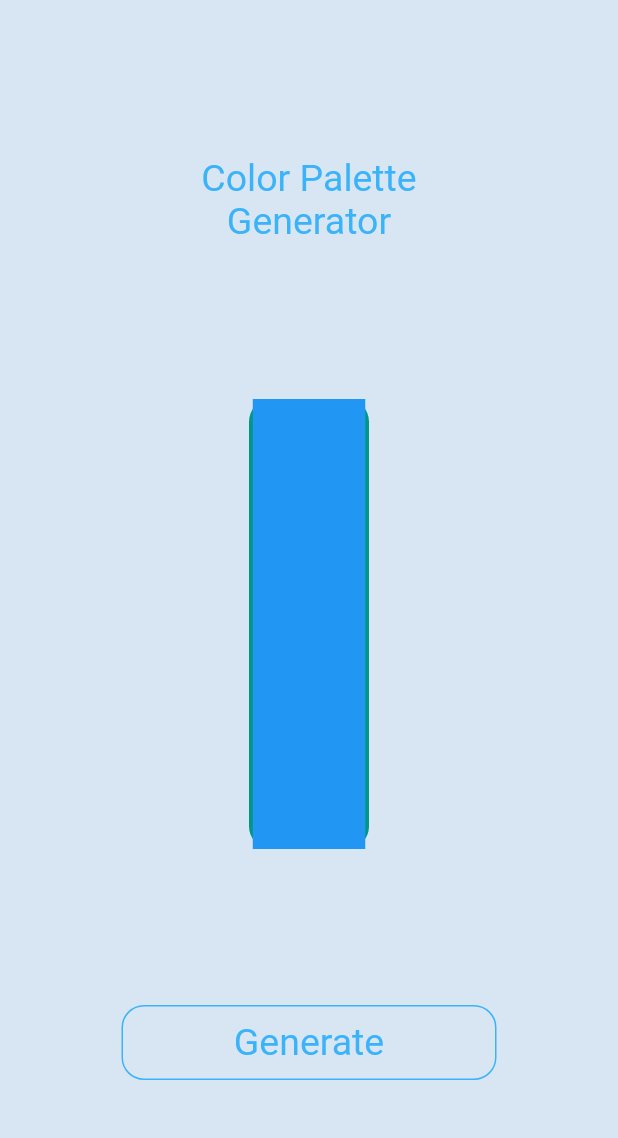
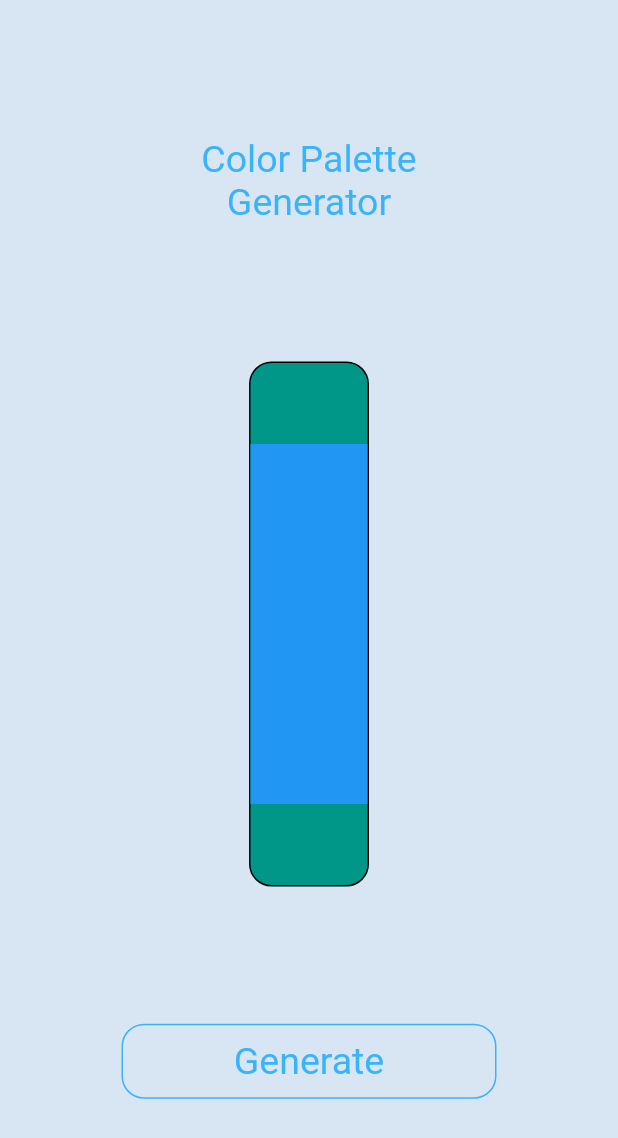
Before and after one commit to VivekTailor19/color_pallet, a Flutter app: the screen it shows after launch, on a phone screen of 412 x 824 dp. Shown: the top 1138 px of the screen. Run offline on Flutter 3.47's test engine with Material 2 defaults, Android fonts, the phone set to English and light mode, and no system bars.

Commit message:
Color Pallet

```diff
--- a/lib/color_pallet_random.dart
+++ b/lib/color_pallet_random.dart
@@ -55,25 +55,27 @@ class _Color_Pallet_RandomState extends State<Color_Pallet_Random> {
               ),
               Container(
                 width: 80,
-                height: 300,
+                height: 350,
                 alignment: Alignment.center,
                 decoration: BoxDecoration(borderRadius: BorderRadius.all(Radius.circular(15)),
-                  color: Colors.teal,),
+                  color: Colors.teal,border: Border.all(color: Colors.black)),
                 child: Column(
+                  //crossAxisAlignment: CrossAxisAlignment.stretch,
+                  mainAxisAlignment: MainAxisAlignment.center,
                   children: [
-                    Expanded(child: Pallet(colors[a])),
-                    Expanded(child: Pallet(colors[b])),
-                    Expanded(child: Pallet(colors[c])),
-                    Expanded(child: Pallet(colors[d])),
-                    Expanded(child: Pallet(colors[e])),
-                    Expanded(child: Pallet(colors[f])),
+                    // Expanded(child: Pallet(colors[a])),
+                    // Expanded(child: Pallet(colors[b])),
+                    // Expanded(child: Pallet(colors[c])),
+                    // Expanded(child: Pallet(colors[d])),
+                    // Expanded(child: Pallet(colors[e])),
+                    // Expanded(child: Pallet(colors[f])),
 
-                    // Pallet(colors[b]),
-                    // Pallet(colors[b]),
-                    // Pallet(colors[c]),
-                    // Pallet(colors[d]),
-                    // Pallet(colors[e]),
-                    // Pallet(colors[f]),
+                    Pallet(colors[a]),
+                    Pallet(colors[b]),
+                    Pallet(colors[c]),
+                    Pallet(colors[d]),
+                    Pallet(colors[e]),
+                    Pallet(colors[f]),
                   ],
                 ),
               ), //Color Pallet
@@ -154,7 +156,7 @@ class _Color_Pallet_RandomState extends State<Color_Pallet_Random> {
   {
     return Container(
       height: 40,
-      width: 75,
+      width: double.infinity,
       color: c1,
     );
   }
```
